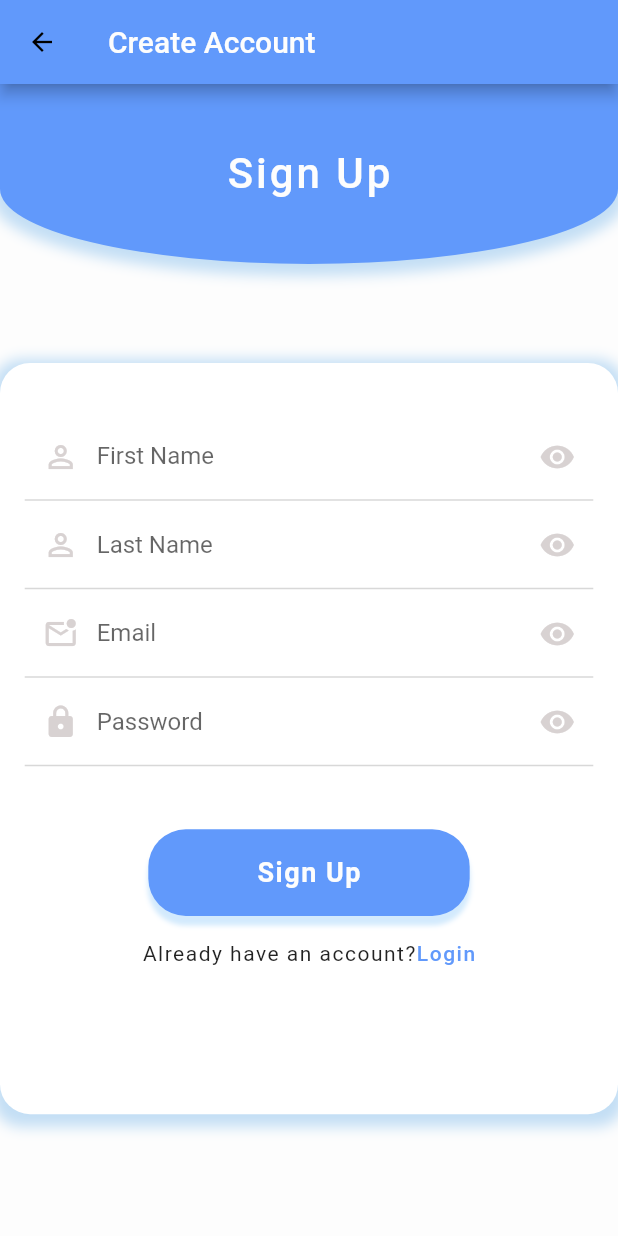
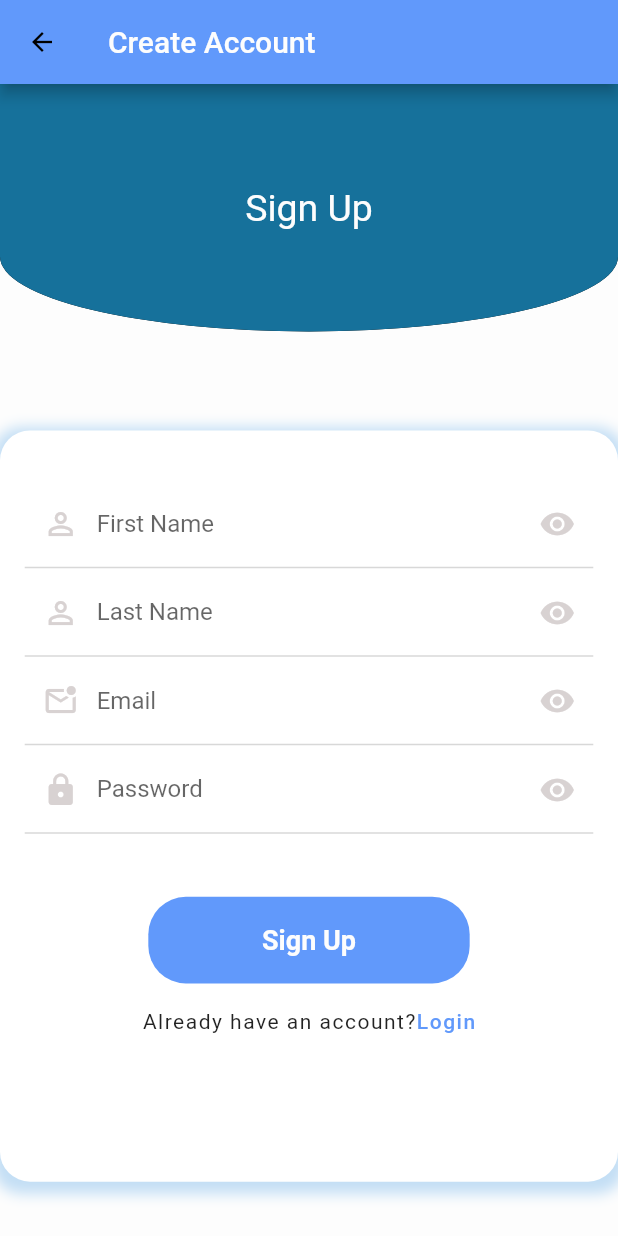
Before and after one commit to shahzebnaqvi/Medical_App, a Flutter app: the Signup screen opened directly, on a phone screen of 412 x 824 dp. Run offline on Flutter 3.47's test engine with Material 2 defaults, Android fonts, the phone set to English and light mode, and no system bars; our stand-ins replace carousel_slider, flutter_speed_dial, get, google_maps_flutter, image_picker, lottie and 1 more; missing offline and left inert: circular_menu, dart:html, flutter_neat_and_clean_calendar, ml_kit_ocr, pandabar.

Commit message:
Some screen updated

```diff
--- a/lib/Screens/Health & Fitness Goal/test_indicators.dart
+++ b/lib/Screens/Health & Fitness Goal/test_indicators.dart
@@ -45,7 +45,7 @@ class _test_indicatorsState extends State<test_indicators> {
             //   bottom: MediaQuery.of(context).size.height * 0.0002,
             // ),
             decoration: BoxDecoration(
-              color: Colors.white,
+              color: Colors.brown,
               borderRadius: BorderRadius.circular(25),
               boxShadow: [
                 BoxShadow(
@@ -69,7 +69,7 @@ class _test_indicatorsState extends State<test_indicators> {
                   ),
                   decoration: BoxDecoration(
                     color: Constants.mainColor1,
-                    borderRadius: BorderRadius.circular(20),
+                    borderRadius: BorderRadius.circular(25),
                     boxShadow: [
                       BoxShadow(
                         color: Colors.grey.withOpacity(0.2),
@@ -100,7 +100,7 @@ class _test_indicatorsState extends State<test_indicators> {
                   ),
                   decoration: BoxDecoration(
                     color: Constants.mainColor1,
-                    borderRadius: BorderRadius.circular(20),
+                    borderRadius: BorderRadius.circular(25),
                     boxShadow: [
                       BoxShadow(
                         color: Colors.grey.withOpacity(0.2),
--- a/lib/Screens/auth/signup.dart
+++ b/lib/Screens/auth/signup.dart
@@ -44,19 +44,19 @@ class _SignupState extends State<Signup> {
         body: ListView(
           children: [
             Container(
-              height: 120.0,
+              height: 165.0,
               decoration: new BoxDecoration(
-                color: Constants.mainColor1,
+                color: Color.fromARGB(255, 22, 113, 155),
                 borderRadius: BorderRadius.vertical(
                     bottom: Radius.elliptical(
                         MediaQuery.of(context).size.width, 100.0)),
                 boxShadow: [
                   BoxShadow(
-                    color: Constants.bluecolor.withOpacity(0.4),
+                    //color: Constants.bluecolor.withOpacity(0.4),
                     // color: Color.fromARGB(255, 207, 205, 205).withOpacity(0.2),
-                    spreadRadius: 5,
-                    blurRadius: 7,
-                    offset: Offset(0, 3),
+                    // spreadRadius: 5,
+                    // blurRadius: 7,
+                    // offset: Offset(0, 3),
                   ),
                 ],
               ),
@@ -64,10 +64,10 @@ class _SignupState extends State<Signup> {
                 child: Text(
                   "Sign Up",
                   style: TextStyle(
-                      letterSpacing: 2,
+                      // letterSpacing: 2,
                       color: Constants.mainColorWhite,
-                      fontWeight: FontWeight.w500,
-                      fontSize: 28),
+                      fontWeight: FontWeight.w400,
+                      fontSize: 25),
                 ),
               ),
             ),
@@ -203,12 +203,12 @@ class _SignupState extends State<Signup> {
                         borderRadius: BorderRadius.circular(25),
                         color: Constants.mainColor1,
                         boxShadow: [
-                          BoxShadow(
-                            color: Colors.blue.withOpacity(0.2),
-                            spreadRadius: 0.4,
-                            blurRadius: 2,
-                            offset: Offset(0, 6), // changes position of shadow
-                          ),
+                          // BoxShadow(
+                          //   color: Colors.blue.withOpacity(0.2),
+                          //   spreadRadius: 0.4,
+                          //   blurRadius: 2,
+                          //   offset: Offset(0, 6), // changes position of shadow
+                          // ),
                         ],
                       ),
                       child: Center(
@@ -216,7 +216,7 @@ class _SignupState extends State<Signup> {
                         "Sign Up",
                         style: TextStyle(
                             fontSize: 18,
-                            letterSpacing: 1,
+                            //letterSpacing: 1,
                             color: Constants.mainColorWhite,
                             fontWeight: FontWeight.w600),
                       )),
```
